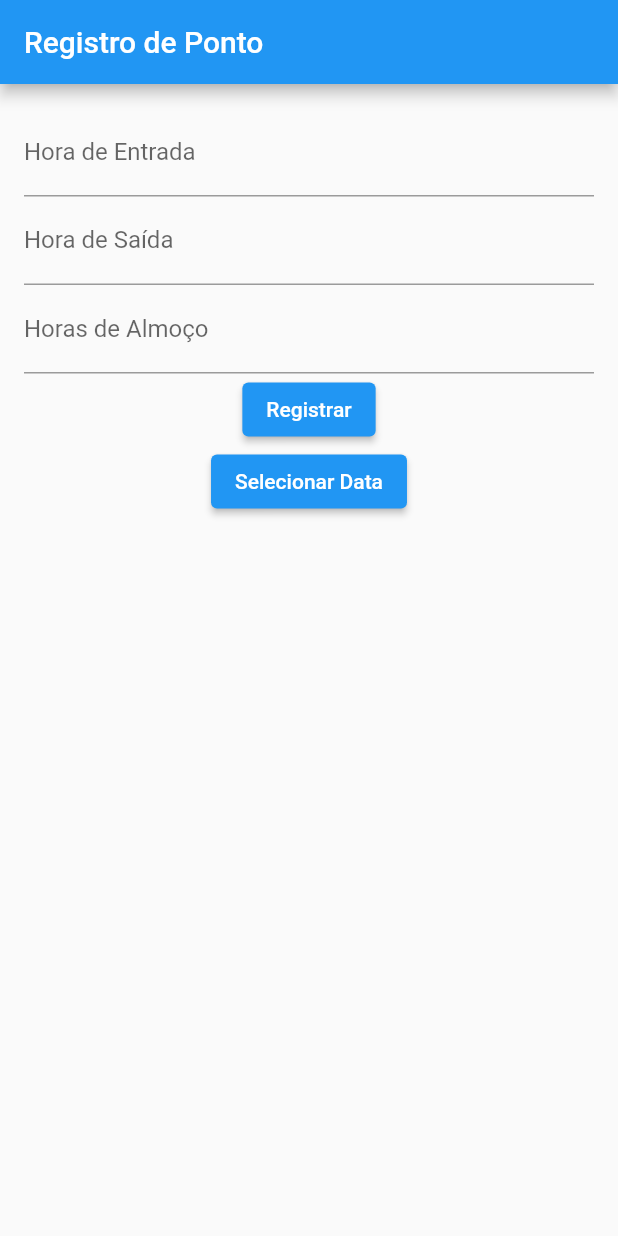
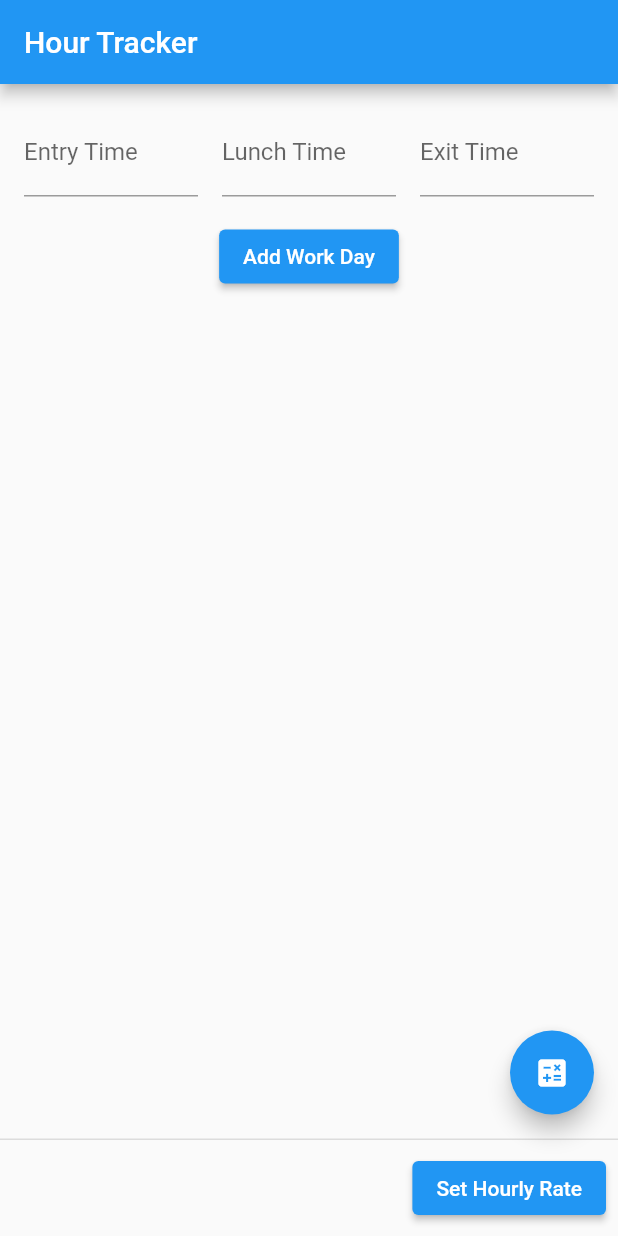
Before and after one commit to Gabruxa1/projetoFlutterRegistroDeHoras, a Flutter app: the screen it shows after launch, on a phone screen of 412 x 824 dp. Run offline on Flutter 3.47's test engine with Material 2 defaults, Android fonts, the phone set to English and light mode, and no system bars; our stand-ins replace shared_preferences.

Commit message:
Alteração de projeto

```diff
--- a/ponto_horas/lib/main.dart
+++ b/ponto_horas/lib/main.dart
@@ -1,92 +1,269 @@
+import 'dart:convert';
 import 'package:flutter/material.dart';
 import 'package:intl/intl.dart';
+import 'package:shared_preferences/shared_preferences.dart';
+import 'package:intl/date_symbol_data_local.dart';
 
 void main() {
-  runApp(RegistroPontoApp());
+  initializeDateFormatting('pt_BR', null).then((_){
+    runApp(HourTrackerApp());
+  });
 }
 
-class RegistroPontoApp extends StatelessWidget {
+class HourTrackerApp extends StatelessWidget {
   @override
   Widget build(BuildContext context) {
     return MaterialApp(
-      title: 'Registro de Ponto',
+      title: 'Hour Tracker',
       theme: ThemeData(
         primarySwatch: Colors.blue,
       ),
-      supportedLocales: [
-        const Locale('en', 'US'), // Adicione outras localizações, se necessário
-      ],
-      home: RegistroPontoScreen(),
+      home: HomePage(),
     );
   }
 }
 
-class RegistroPontoScreen extends StatelessWidget {
-  final TextEditingController entradaController = TextEditingController();
-  final TextEditingController saidaController = TextEditingController();
-  final TextEditingController almocoController = TextEditingController();
+class HomePage extends StatefulWidget {
+  @override
+  _HomePageState createState() => _HomePageState();
+}
+
+class _HomePageState extends State<HomePage> {
+  final List<WorkDay> workDays = [];
+  final DateFormat dateFormatter = DateFormat('dd/MM/yyyy', 'pt_BR');
+  final DateFormat timeFormatter = DateFormat('HH:mm', 'pt_BR');
+  final TextEditingController entryTimeController = TextEditingController();
+  final TextEditingController lunchTimeController = TextEditingController();
+  final TextEditingController exitTimeController = TextEditingController();
+  double hourlyRate = 0.0;
+
+  @override
+  void initState() {
+    super.initState();
+    _loadWorkDays();
+  }
+
+  Future<void> _loadWorkDays() async {
+    SharedPreferences prefs = await SharedPreferences.getInstance();
+    final List<String>? savedWorkDays = prefs.getStringList('workDays');
+    if (savedWorkDays != null) {
+      setState(() {
+        workDays.addAll(savedWorkDays.map((day) => WorkDay.fromJson(day)));
+      });
+    }
+  }
+
+  Future<void> _saveWorkDays() async {
+    SharedPreferences prefs = await SharedPreferences.getInstance();
+    List<String> workDaysJson = workDays.map((day) => day.toJson()).cast<String>().toList();
+    await prefs.setStringList('workDays', workDaysJson);
+  }
+
+  void _addWorkDay() {
+    final String entryTime = entryTimeController.text;
+    final String lunchTime = lunchTimeController.text;
+    final String exitTime = exitTimeController.text;
+
+    if (entryTime.isNotEmpty && exitTime.isNotEmpty) {
+      final WorkDay workDay = WorkDay(
+        entryTime: entryTime,
+        lunchTime: lunchTime,
+        exitTime: exitTime,
+      );
+
+      setState(() {
+        workDays.add(workDay);
+        entryTimeController.clear();
+        lunchTimeController.clear();
+        exitTimeController.clear();
+        _saveWorkDays();
+      });
+    }
+  }
+
+  void _removeWorkDay(int index) {
+    setState(() {
+      workDays.removeAt(index);
+      _saveWorkDays();
+    });
+  }
+
+  double _calculateTotalHours() {
+    double totalHours = 0;
+    for (var workDay in workDays) {
+      final double workDuration = workDay.calculateWorkDuration();
+      totalHours += workDuration;
+    }
+    return totalHours;
+  }
+
+  double _calculateTotalSalary() {
+    double totalSalary = 0;
+    double totalHours = _calculateTotalHours();
+    totalSalary = totalHours * hourlyRate;
+    return totalSalary;
+  }
+
+  void _generateMonthlyReport() {
+    double totalHours = _calculateTotalHours();
+    double totalSalary = _calculateTotalSalary();
+    String report = 'Monthly Report:\n\n';
+    report += 'Total Hours: ${totalHours.toStringAsFixed(2)}\n';
+    report += 'Total Salary: ${totalSalary.toStringAsFixed(2)}\n\n';
+    report += 'Work Days:\n';
+    for (var workDay in workDays) {
+      report += 'Entry: ${workDay.entryTime} - Lunch: ${workDay.lunchTime} - Exit: ${workDay.exitTime}\n';
+    }
+    showDialog(
+      context: context,
+      builder: (ctx) => AlertDialog(
+        title: Text('Monthly Report'),
+        content: Text(report),
+        actions: [
+          ElevatedButton(
+            child: Text('OK'),
+            onPressed: () {
+              Navigator.of(ctx).pop();
+            },
+          ),
+        ],
+      ),
+    );
+  }
 
   @override
   Widget build(BuildContext context) {
     return Scaffold(
       appBar: AppBar(
-        title: Text('Registro de Ponto'),
+        title: Text('Hour Tracker'),
       ),
-      body: Padding(
-        padding: EdgeInsets.all(16),
-        child: Column(
+      body: Column(
         children: [
-            TextField(
-              controller: entradaController,
-              decoration: InputDecoration(
-                labelText: 'Hora de Entrada',
+          Padding(
+            padding: const EdgeInsets.all(16.0),
+            child: Row(
+              children: [
+                Expanded(
+                  child: TextField(
+                    controller: entryTimeController,
+                    decoration: InputDecoration(labelText: 'Entry Time'),
                   ),
                 ),
-            TextField(
-              controller: saidaController,
-              decoration: InputDecoration(
-                labelText: 'Hora de Saída',
+                SizedBox(width: 16.0),
+                Expanded(
+                  child: TextField(
+                    controller: lunchTimeController,
+                    decoration: InputDecoration(labelText: 'Lunch Time'),
                   ),
                 ),
-            TextField(
-              controller: almocoController,
-              decoration: InputDecoration(
-                labelText: 'Horas de Almoço',
+                SizedBox(width: 16.0),
+                Expanded(
+                  child: TextField(
+                    controller: exitTimeController,
+                    decoration: InputDecoration(labelText: 'Exit Time'),
                   ),
-            ),
-            ElevatedButton(
-              onPressed: () {
-                // Lógica para registrar as horas trabalhadas
-                String entrada = entradaController.text;
-                String saida = saidaController.text;
-                String almoco = almocoController.text;
-
-                // Fazer os cálculos e a lógica necessária para registrar as horas trabalhadas
-              },
-              child: Text('Registrar'),
-            ),
-            ElevatedButton(
-              onPressed: () {
-                showDatePicker(
-                  context: context,
-                  initialDate: DateTime.now(),
-                  firstDate: DateTime(2021),
-                  lastDate: DateTime(2025),
-                  locale: Locale('pt', 'BR'), // Defina a localização desejada como 'pt_BR'
-                ).then((selectedDate) {
-                  if (selectedDate != null) {
-                    String formattedDate =
-                        DateFormat.yMMMMd('pt_BR').format(selectedDate);
-                    // Use formattedDate conforme necessário
-                    print(formattedDate);
-                  }
-                });
-              },
-              child: Text('Selecionar Data'),
                 ),
               ],
             ),
           ),
+          ElevatedButton(
+            child: Text('Add Work Day'),
+            onPressed: _addWorkDay,
+          ),
+          SizedBox(height: 16.0),
+          Expanded(
+            child: ListView.builder(
+              itemCount: workDays.length,
+              itemBuilder: (ctx, index) {
+                final workDay = workDays[index];
+                return ListTile(
+                  title: Text('Entry: ${workDay.entryTime} - Exit: ${workDay.exitTime}'),
+                  subtitle: Text('Lunch: ${workDay.lunchTime}'),
+                  trailing: IconButton(
+                    icon: Icon(Icons.delete),
+                    onPressed: () => _removeWorkDay(index),
+                  ),
+                );
+              },
+            ),
+          ),
+        ],
+      ),
+      floatingActionButton: FloatingActionButton(
+        child: Icon(Icons.calculate),
+        onPressed: _generateMonthlyReport,
+      ),
+      persistentFooterButtons: [
+        ElevatedButton(
+          child: Text('Set Hourly Rate'),
+          onPressed: () {
+            showDialog(
+              context: context,
+              builder: (ctx) => AlertDialog(
+                title: Text('Hourly Rate'),
+                content: TextField(
+                  keyboardType: TextInputType.number,
+                  onChanged: (value) {
+                    setState(() {
+                      hourlyRate = double.parse(value);
+                    });
+                  },
+                ),
+                actions: [
+                  ElevatedButton(
+                    child: Text('Cancel'),
+                    onPressed: () {
+                      Navigator.of(ctx).pop();
+                    },
+                  ),
+                  ElevatedButton(
+                    child: Text('Save'),
+                    onPressed: () {
+                      Navigator.of(ctx).pop();
+                    },
+                  ),
+                ],
+              ),
+            );
+          },
+        ),
+      ],
     );
   }
 }
+
+class WorkDay {
+  final String entryTime;
+  final String lunchTime;
+  final String exitTime;
+
+  WorkDay({
+    required this.entryTime,
+    required this.lunchTime,
+    required this.exitTime,
+  });
+
+  factory WorkDay.fromJson(String json) {
+    final Map<String, dynamic> data = Map<String, dynamic>.from(jsonDecode(json));
+    return WorkDay(
+      entryTime: data['entryTime'],
+      lunchTime: data['lunchTime'],
+      exitTime: data['exitTime'],
+    );
+  }
+
+  Map<String, dynamic> toJson() {
+    return {
+      'entryTime': entryTime,
+      'lunchTime': lunchTime,
+      'exitTime': exitTime,
+    };
+  }
+
+  double calculateWorkDuration() {
+    final Duration workDuration = DateTime.parse('2023-01-01 ${exitTime}').difference(DateTime.parse('2023-01-01 ${entryTime}'));
+    final Duration lunchDuration = Duration(minutes: lunchTime.isEmpty ? 0 : int.parse(lunchTime.split(':')[1]));
+    final Duration totalDuration = workDuration - lunchDuration;
+    return totalDuration.inMinutes / 60;
+  }
+}
```
Also changed, not shown: ponto_horas/pubspec.yaml (+7 -0 lines), ponto_horas/pubspec.lock, 1 other file. Lines whose indentation alone changed are shown as unchanged.
